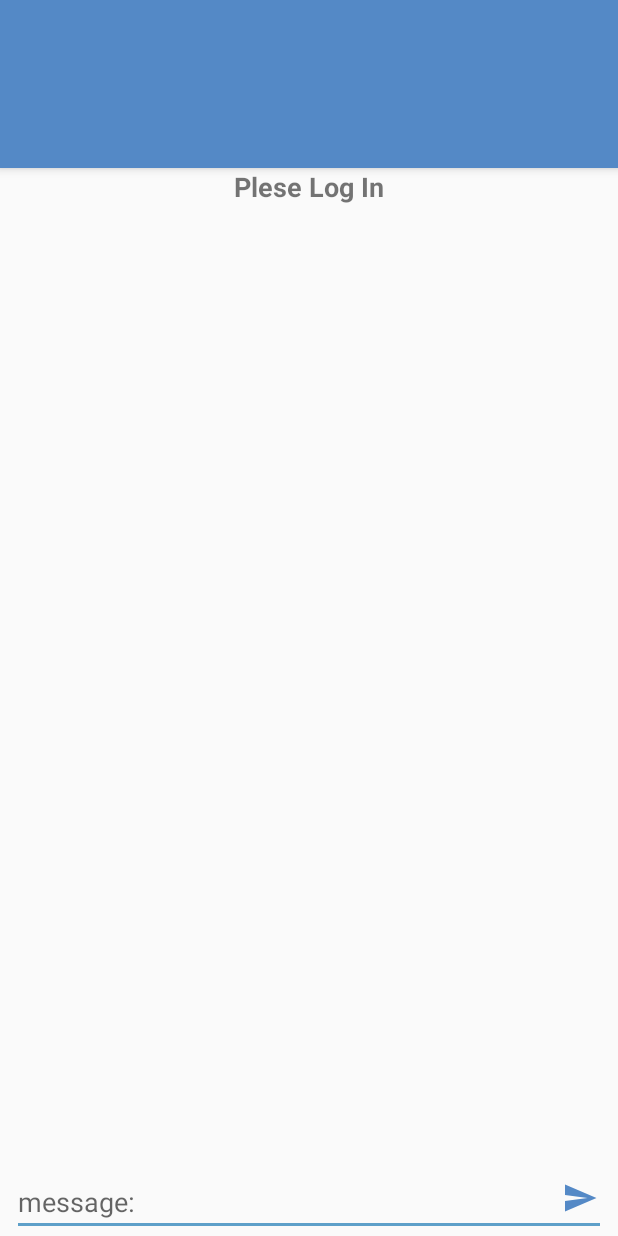
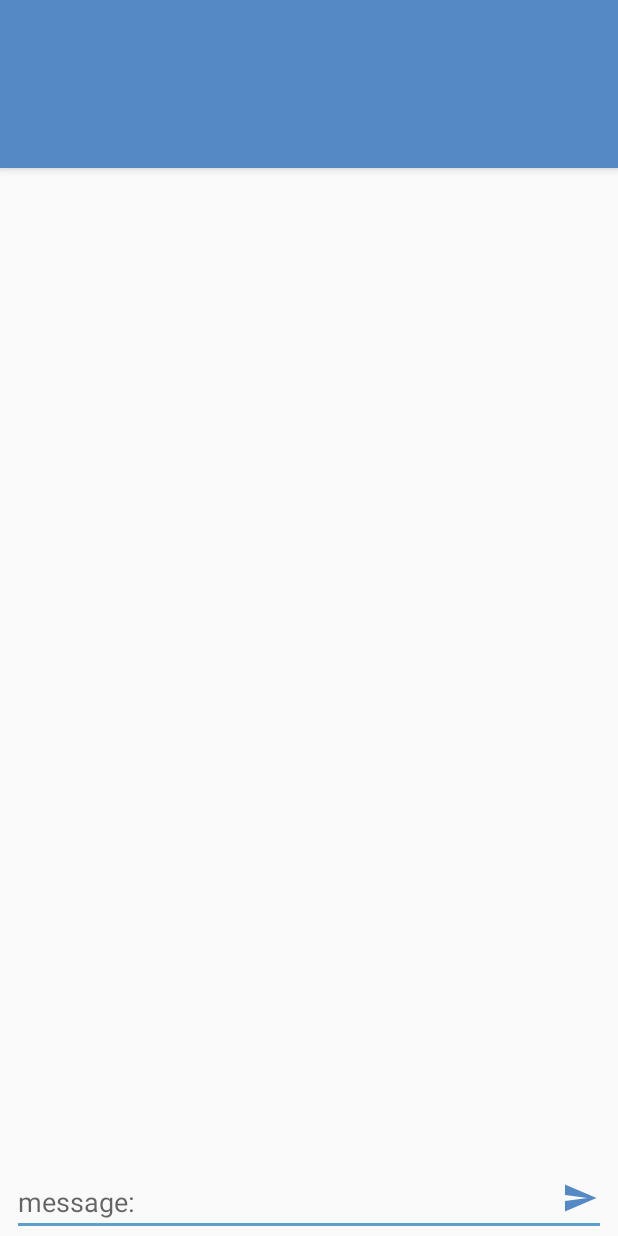
Before and after one commit to Googa92/Smack, an Android app: the layout activity_main.xml on its own in the app's theme, with its tools: preview values and no code run, on a phone screen of 412 x 824 dp. Run offline under Robolectric (Android 15) with nearby library versions, the phone set to English and light mode, and no system bars.

Commit message:
timezone was seted up for LA

```diff
--- a/app/src/main/java/com/example/yahor/smack/Adapters/MessageAdapter.kt
+++ b/app/src/main/java/com/example/yahor/smack/Adapters/MessageAdapter.kt
@@ -59,6 +59,7 @@ class MessageAdapter(val context: Context, val messages:ArrayList<Message>): Rec
             }
 
             val outDateString = SimpleDateFormat("E, h:mm a", Locale.getDefault())
+            outDateString.timeZone = TimeZone.getTimeZone("America/Los_Angeles")
             return outDateString.format(convertedDate)
         }
     }
--- a/app/src/main/java/com/example/yahor/smack/Controller/LoginActivity.kt
+++ b/app/src/main/java/com/example/yahor/smack/Controller/LoginActivity.kt
@@ -51,6 +51,7 @@ class LoginActivity : AppCompatActivity() {
 
     fun loginCreateUserBtnClicked(view: View) {
         val createUserIntent = Intent(this, CreateUserActivity::class.java)
+        finish()
         startActivity(createUserIntent)
     }
 
--- a/app/src/main/java/com/example/yahor/smack/Services/MessageService.kt
+++ b/app/src/main/java/com/example/yahor/smack/Services/MessageService.kt
@@ -28,6 +28,7 @@ object MessageService {
                         val newChannel = Channel(name, chanDesc, channelId)
                         this.channels.add(newChannel)
                     }
+
                     complete(true)
                 } catch (e: JSONException) {
                     Log.d("JSON", "EXC:" + e.localizedMessage)
--- a/app/src/main/res/layout/content_main.xml
+++ b/app/src/main/res/layout/content_main.xml
@@ -12,7 +12,6 @@
         android:id="@+id/mainChannelName"
         android:layout_width="0dp"
         android:layout_height="wrap_content"
-        android:text="Plese Log In"
         android:textAlignment="center"
         android:textSize="18sp"
         android:textStyle="bold"
@@ -27,7 +26,7 @@
         android:layout_marginStart="8dp"
         android:layout_marginEnd="8dp"
         android:ems="10"
-        android:hint="message:"
+        android:hint="@string/message"
         android:inputType="textMultiLine"
         app:layout_constraintBottom_toBottomOf="parent"
         app:layout_constraintEnd_toEndOf="parent"
--- a/app/src/main/res/values/strings.xml
+++ b/app/src/main/res/values/strings.xml
@@ -6,4 +6,6 @@
     <string name="nav_header_subtitle">android.studio@android.com</string>
     <string name="nav_header_desc">Navigation header</string>
     <string name="action_settings">Settings</string>
+    <string name="message">message:</string>
+    <string name="add_new_channel_to_smack">add new channel to Smack =)</string>
 </resources>
```
Also changed, not shown: app/src/main/java/com/example/yahor/smack/Controller/MainActivity.kt (+21 -8 lines).
